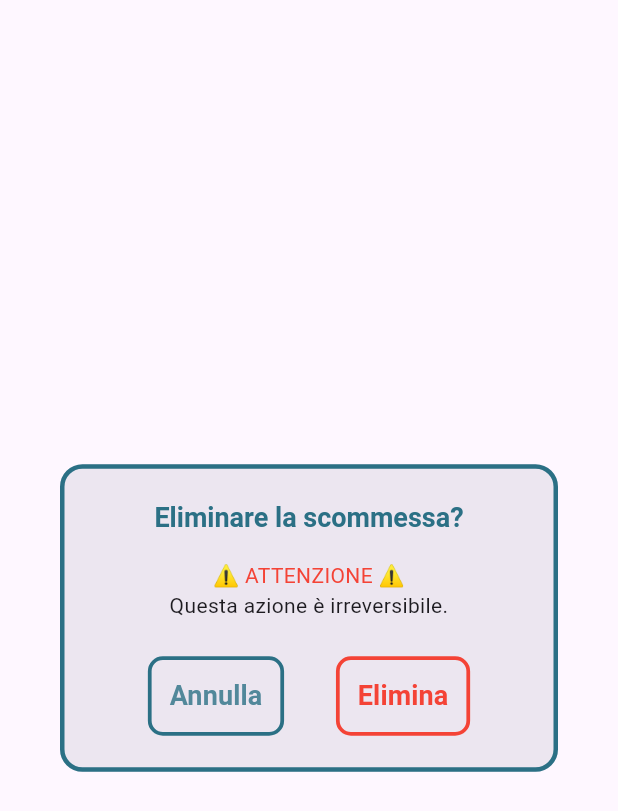
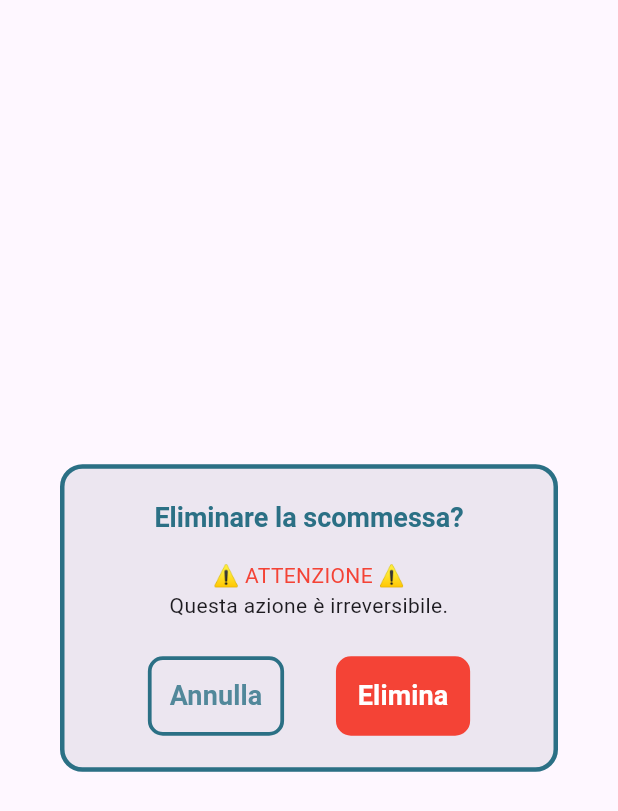
Before and after one commit to morenoboasso/CodeBets, a Flutter app: the DeleteConfirmationModal widget shown alone on an empty page, opened directly with empty values, on a phone screen of 412 x 824 dp. Shown: the top 811 px of the screen. Run offline on Flutter 3.47's test engine with Material 3 defaults, Android fonts, the phone set to English and light mode, and no system bars; drawn by our look-alikes of auto_size_text; our stand-ins replace cloud_firestore, firebase_core, get, get_storage, vibration; missing offline and left inert: pwa_install; accounts and stored records are empty.

Commit message:
add primary buttons UI

```diff
--- a/lib/widgets/bet_card/bet_delete.dart
+++ b/lib/widgets/bet_card/bet_delete.dart
@@ -68,13 +68,14 @@ class DeleteConfirmationModal extends StatelessWidget {
               decoration: BoxDecoration(
                 borderRadius: BorderRadius.circular(10),
                 border: Border.all(color: Colors.red, width: 2.5),
+                color: Colors.red
               ),
               child: TextButton(
                 onPressed: onDelete,
                 child: const Text(
                   'Elimina',
                   style: TextStyle(
-                    color: Colors.red,
+                    color: ColorsBets.whiteHD,
                     fontSize: 18,
                     fontWeight: FontWeight.bold,
                   ),
--- a/lib/widgets/bet_card/bet_terminate_button.dart
+++ b/lib/widgets/bet_card/bet_terminate_button.dart
@@ -16,7 +16,7 @@ class TerminateButton extends StatelessWidget {
     return ElevatedButton(
       onPressed: isEnabled ? onPressed : null,
       style: ElevatedButton.styleFrom(
-        backgroundColor: isEnabled ? ColorsBets.whiteHD : ColorsBets.blackHD,
+        backgroundColor: isEnabled ? Colors.red : ColorsBets.blackHD,
         surfaceTintColor: ColorsBets.whiteHD,
         shape: RoundedRectangleBorder(
           borderRadius: BorderRadius.circular(10),
@@ -28,7 +28,7 @@ class TerminateButton extends StatelessWidget {
         children: [
           Icon(
             Icons.cancel_outlined,
-            color: isEnabled ? Colors.red : ColorsBets.blackHD,
+            color: isEnabled ? ColorsBets.whiteHD : ColorsBets.blackHD,
             size: 20,
           ),
           const SizedBox(width: 4),
@@ -36,7 +36,7 @@ class TerminateButton extends StatelessWidget {
             'Termina',
             style: TextStyle(
               fontSize: 17,
-              color: isEnabled ? Colors.red : ColorsBets.blackHD,
+              color: isEnabled ? ColorsBets.whiteHD : ColorsBets.blackHD,
               fontWeight: FontWeight.bold,
             ),
           ),
```
